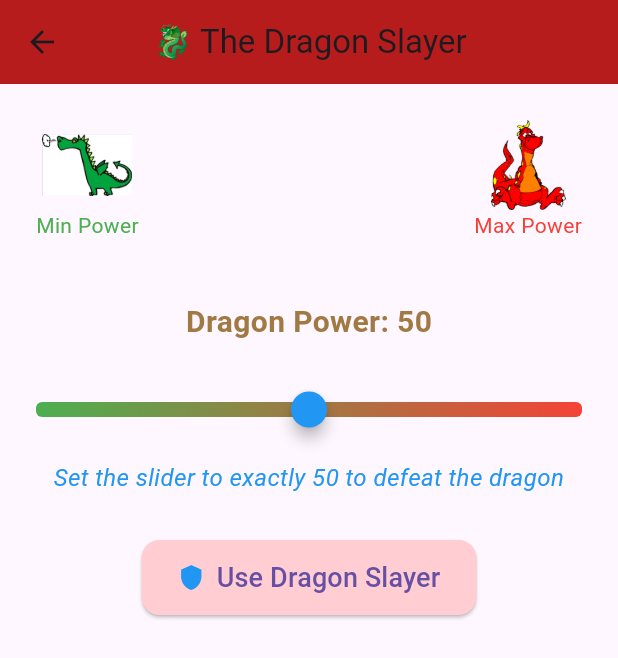
After one commit to iremyasar01/neonAcademyApps, a Flutter app: the screen it shows after launch, after a tap on "Resque Mission", on a phone screen of 412 x 824 dp. The commit adds this screen. Shown: the top 658 px of the screen. Run offline on Flutter 3.47's test engine with Material 3 defaults, Android fonts, the phone set to English and light mode, and no system bars; our stand-ins replace audioplayers.

Commit message:
‘resquetask’

```diff
--- a/lib/screens/home_screen.dart
+++ b/lib/screens/home_screen.dart
@@ -1,5 +1,6 @@
 import 'package:flutter/material.dart';
 import 'package:neonacademyapss/screens/container_screen.dart';
+import 'package:neonacademyapss/screens/resque_slider_screen.dart';
 import 'package:neonacademyapss/screens/wicked_queen_screen.dart';
 import 'package:neonacademyapss/screens/wild_west_screen.dart';
 
@@ -48,6 +49,18 @@ class HomeScreen extends StatelessWidget {
               child: const Text('The Wicked Queen'),
               //Textfields
             ),
+                  const SizedBox(height: 20),
+             ElevatedButton(
+              onPressed: () {
+                Navigator.push(
+                  context,
+                  MaterialPageRoute(builder: (context) => const RescueSliderScreen()),
+                );
+              },
+              child: const Text('Resque Mission'),
+              //Sliders
+            ),
+
           ],
         ),
       ),
--- /dev/null
+++ b/lib/screens/resque_slider_screen.dart
@@ -0,0 +1,194 @@
+import 'package:flutter/material.dart';
+import 'package:neonacademyapss/widgets/gradient_slider_track.dart';
+
+class RescueSliderScreen extends StatefulWidget {
+  const RescueSliderScreen({super.key});
+
+  @override
+  State<RescueSliderScreen> createState() => _RescueSliderScreenState();
+}
+
+class _RescueSliderScreenState extends State<RescueSliderScreen> {
+  double _sliderValue = 50;
+  bool _dragonDefeated = false;
+  bool _showPrincesses = false;
+
+  void _battleDragon() {
+    if (_sliderValue == 50) {
+      setState(() => _dragonDefeated = true);
+
+      // Ejderha yenildikten sonra prensesleri göster
+      Future.delayed(const Duration(seconds: 2), () {
+        setState(() => _showPrincesses = true);
+      });
+
+      ScaffoldMessenger.of(context).showSnackBar(
+        const SnackBar(
+          content: Text("🎉 Dragon defeated! Princesses are saved!"),
+          backgroundColor: Colors.green,
+          duration: Duration(seconds: 3),
+        ),
+      );
+    } else {
+      ScaffoldMessenger.of(context).showSnackBar(
+        SnackBar(
+          content: Text(
+            _sliderValue > 50
+              ? "🔥 The red dragon is too strong! Set to 50 for the right moment"
+              : "🐲 Keep going! You need exactly 50 to defeat the dragon",
+          ),
+          backgroundColor: Colors.orange,
+          duration: const Duration(seconds: 2),
+        ),
+      );
+    }
+  }
+
+  @override
+  Widget build(BuildContext context) {
+    return Scaffold(
+      appBar: AppBar(
+        title: const Text("🐉 The Dragon Slayer"),
+        backgroundColor: Colors.red[900],
+        centerTitle: true,
+      ),
+      body: Padding(
+        padding: const EdgeInsets.all(24.0),
+        child: Column(
+          children: [
+            // Dragon images
+            Row(
+              mainAxisAlignment: MainAxisAlignment.spaceBetween,
+              children: [
+                Column(
+                  children: [
+                    Image.asset(
+                      'assets/images/green_dragon.png',
+                      width: 60,
+                      height: 60,
+                    ),
+                    const Text("Min Power", style: TextStyle(color: Colors.green)),
+                  ],
+                ),
+                Column(
+                  children: [
+                    Image.asset(
+                      'assets/images/red_dragon.png',
+                      width: 60,
+                      height: 60,
+                    ),
+                    const Text("Max Power", style: TextStyle(color: Colors.red)),
+                  ],
+                ),
+              ],
+            ),
+            const SizedBox(height: 40),
+
+            // Power display with dynamic color
+            Text(
+              'Dragon Power: ${_sliderValue.toInt()}',
+              style: TextStyle(
+                fontSize: 20,
+                fontWeight: FontWeight.bold,
+                color: Color.lerp(Colors.green, Colors.red, _sliderValue/100),
+              ),
+            ),
+            const SizedBox(height: 20),
+
+            // Magical slider
+            SliderTheme(
+              data: SliderTheme.of(context).copyWith(
+                activeTrackColor: Colors.transparent,
+                inactiveTrackColor: Colors.transparent,
+                trackShape: GradientSliderTrackShape(),
+                thumbColor: Colors.blue,
+                overlayColor: Colors.blue.withOpacity(0.2),
+                trackHeight: 10,
+                thumbShape: const RoundSliderThumbShape(
+                  enabledThumbRadius: 12,
+                  disabledThumbRadius: 8,
+                  elevation: 4,
+                ),
+              ),
+              child: Slider(
+                value: _sliderValue,
+                min: 0,
+                max: 100,
+                divisions: 100,
+                label: _sliderValue.toInt().toString(),
+                onChanged: _dragonDefeated
+                  ? null // Disable after victory
+                  : (value) {
+                      setState(() {
+                        _sliderValue = value;
+                        if (_showPrincesses) {
+                          _showPrincesses = false; // Reset princesses if slider moved
+                        }
+                      });
+                    },
+              ),
+            ),
+
+            // Victory instruction
+            Padding(
+              padding: const EdgeInsets.symmetric(vertical: 10),
+              child: Text(
+                _dragonDefeated
+                  ? "The Dragon Slayer saved the kingdom!"
+                  : "Set the slider to exactly 50 to defeat the dragon",
+                textAlign: TextAlign.center,
+                style: TextStyle(
+                  fontSize: 16,
+                  fontStyle: FontStyle.italic,
+                  color: _dragonDefeated ? Colors.green : Colors.blue,
+                ),
+              ),
+            ),
+
+            const SizedBox(height: 20),
+
+            // Battle button
+            ElevatedButton.icon(
+              onPressed: _dragonDefeated ? null : _battleDragon,
+              icon: const Icon(Icons.shield, color: Colors.blue),
+              label: const Text("Use Dragon Slayer", style: TextStyle(fontSize: 18)),
+              style: ElevatedButton.styleFrom(
+                backgroundColor: Colors.red.shade100,
+                padding: const EdgeInsets.symmetric(horizontal: 24, vertical: 12),
+                shape: RoundedRectangleBorder(borderRadius: BorderRadius.circular(12)),
+                disabledBackgroundColor: Colors.grey.shade300,
+              ),
+            ),
+
+            // Princesses appear after victory
+            if (_showPrincesses)
+              Padding(
+                padding: const EdgeInsets.only(top: 30),
+                child: Column(
+                  children: [
+                    const Text("Princesses Rescued!",
+                      style: TextStyle(
+                        fontSize: 24,
+                        fontWeight: FontWeight.bold,
+                        color: Colors.pink
+                      ),
+                    ),
+                    const SizedBox(height: 10),
+                    Row(
+                      mainAxisAlignment: MainAxisAlignment.center,
+                      children: List.generate(3, (index) =>
+                        const Padding(
+                          padding: EdgeInsets.all(8.0),
+                          child: Icon(Icons.face, color: Colors.pink, size: 40),
+                        ),
+                      ),
+                    ),
+                  ],
+                ),
+              ),
+          ],
+        ),
+      ),
+    );
+  }
+}
--- /dev/null
+++ b/lib/widgets/gradient_slider_track.dart
@@ -0,0 +1,65 @@
+import 'package:flutter/material.dart';
+
+class GradientSliderTrackShape extends SliderTrackShape {
+  @override
+  Rect getPreferredRect({
+    required RenderBox parentBox,
+    Offset offset = Offset.zero,
+    required SliderThemeData sliderTheme,
+    bool isEnabled = false,
+    bool isDiscrete = false,
+  }) {
+    final double trackHeight = sliderTheme.trackHeight ?? 6.0;
+    final double trackLeft = offset.dx;
+    final double trackTop = offset.dy + (parentBox.size.height - trackHeight) / 2;
+    final double trackWidth = parentBox.size.width;
+    return Rect.fromLTWH(trackLeft, trackTop, trackWidth, trackHeight);
+  }
+
+  @override
+  void paint(
+    PaintingContext context,
+    Offset offset, {
+    required Animation<double> enableAnimation,
+    bool isDiscrete = false,
+    bool isEnabled = false,
+    required RenderBox parentBox,
+    Offset? secondaryOffset,
+    required SliderThemeData sliderTheme,
+    required TextDirection textDirection,
+    required Offset thumbCenter,
+  }) {
+    final trackHeight = sliderTheme.trackHeight ?? 6.0;
+    final trackLeft = offset.dx;
+    final trackTop = offset.dy + (parentBox.size.height - trackHeight) / 2;
+    final trackWidth = parentBox.size.width;
+
+    final trackRect = Rect.fromLTWH(trackLeft, trackTop, trackWidth, trackHeight);
+
+    const gradient =  LinearGradient(colors: [Colors.green, Colors.red]);
+    final paint = Paint()
+      ..shader = gradient.createShader(trackRect)
+      ..style = PaintingStyle.fill;
+
+    // Draw the gradient track
+    context.canvas.drawRRect(
+      RRect.fromRectAndRadius(trackRect, const Radius.circular(4)),
+      paint,
+    );
+
+    // Draw the magic 50 indicator
+    if (isEnabled) {
+      final magicPosition = trackLeft + (trackWidth * 0.5);
+      final magicPaint = Paint()
+        ..color = Colors.blue
+        ..strokeWidth = 2.0
+        ..style = PaintingStyle.stroke;
+
+      context.canvas.drawLine(
+        Offset(magicPosition, trackTop - 5),
+        Offset(magicPosition, trackTop + trackHeight + 5),
+        magicPaint,
+      );
+    }
+  }
+}
--- a/pubspec.yaml
+++ b/pubspec.yaml
@@ -68,6 +68,8 @@ flutter:
       - assets/sounds/large_door.mp3
       - 'assets/images/unlock.png'
       - 'assets/images/lock.png'
+      - 'assets/images/green_dragon.png'
+      - 'assets/images/red_dragon.png'
 
   # An image asset can refer to one or more resolution-specific "variants", see
   # https://flutter.dev/to/resolution-aware-images
```
Also changed, not shown: assets/images/green_dragon.png (added), assets/images/red_dragon.png (added).
